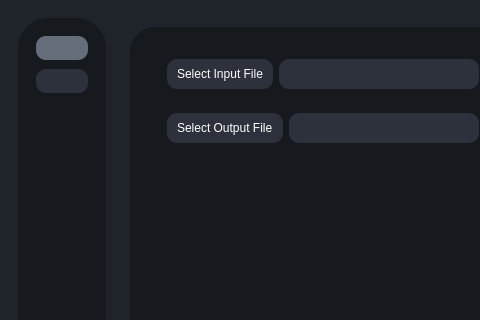
Before: the Qt Designer form testRVEInterface.ui in TNTwise/rve-frontend-py, drawn with Qt 5; both pictures show x 0 to 480 and y 0 to 320 of the 897 by 681 pixel window.
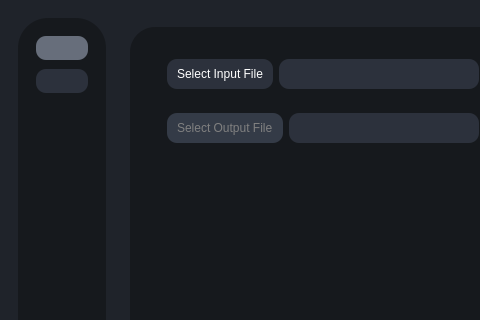
After: the same form once the commit is applied. The open tabs and pages were chosen to show the change. Icons and pictures are not drawn.

Commit message: connect front and back endxc

```diff
--- a/testRVEInterface.ui
+++ b/testRVEInterface.ui
@@ -14,10 +14,12 @@
    <string>MainWindow</string>
   </property>
   <property name="styleSheet">
-   <string notr="true">*{
+   <string notr="true">QLabel{
 	color: #fff;
 }
-
+QLineEdit{
+color: #fff;
+}
 #centralwidget{
 	background-color:#1f232a;
 }
@@ -48,6 +50,7 @@
 	text-align:left;
 	padding:5px 10px;
 	border-radius: 10px;
+    color: #fff;
 }
 QPushButton:checked{
 	background-color:#676e7b;
@@ -142,6 +145,10 @@
 QPushButton:hover{
 	background-color:#343b47;
 }
+QPushButton:disabled{
+	background-color:#343b47;
+	color:gray;
+}
 </string>
                 </property>
                 <layout class="QVBoxLayout" name="verticalLayout_7">
@@ -188,6 +195,9 @@
                    <layout class="QHBoxLayout" name="horizontalLayout_5">
                     <item>
                      <widget class="QPushButton" name="outputFileSelectButton">
+                      <property name="enabled">
+                       <bool>false</bool>
+                      </property>
                       <property name="minimumSize">
                        <size>
                         <width>0</width>
```
Left out of the diff: 3 changed lines with no effect on the pictures. The commit also changes 1 other file.
